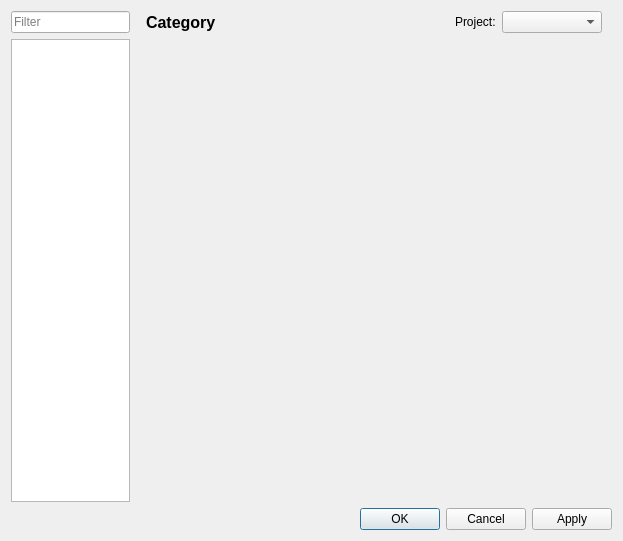
First picture: the form in src/ui/windows/projectsettings.ui, repository schim-app/schim, before the edit.
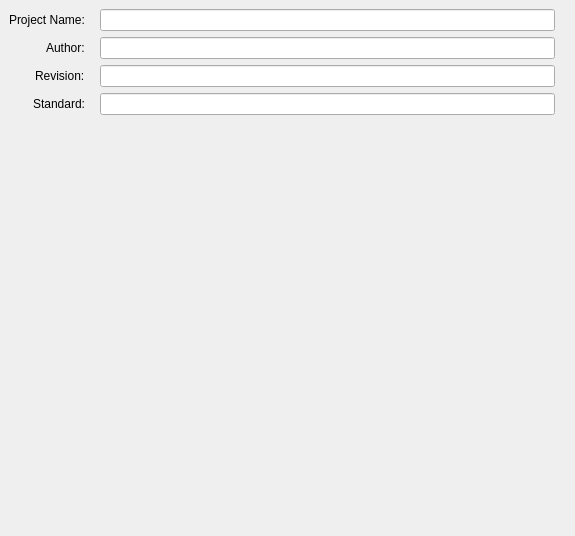
Second picture: the form after the edit. Custom widgets are drawn as their Qt base class.

Commit message: Create AbstractSettingsDialog

The edit to the form file:
```diff
--- a/src/ui/windows/projectsettings.ui
+++ b/src/ui/windows/projectsettings.ui
@@ -1,142 +1,15 @@
 <?xml version="1.0" encoding="UTF-8"?>
 <ui version="4.0">
  <class>ProjectSettings</class>
- <widget class="QDialog" name="ProjectSettings">
+ <widget class="QStackedWidget" name="ProjectSettings">
   <property name="geometry">
    <rect>
     <x>0</x>
     <y>0</y>
-    <width>623</width>
-    <height>541</height>
+    <width>575</width>
+    <height>536</height>
    </rect>
   </property>
-  <property name="windowTitle">
-   <string>Dialog</string>
-  </property>
-  <layout class="QVBoxLayout" name="verticalLayout">
-   <item>
-    <layout class="QHBoxLayout" name="z_hl" stretch="1,4">
-     <property name="spacing">
-      <number>6</number>
-     </property>
-     <item>
-      <layout class="QVBoxLayout" name="selAndFilter" stretch="0,0">
-       <property name="leftMargin">
-        <number>0</number>
-       </property>
-       <item>
-        <widget class="QLineEdit" name="editFilter">
-         <property name="sizePolicy">
-          <sizepolicy hsizetype="Expanding" vsizetype="Fixed">
-           <horstretch>0</horstretch>
-           <verstretch>0</verstretch>
-          </sizepolicy>
-         </property>
-         <property name="focusPolicy">
-          <enum>Qt::ClickFocus</enum>
-         </property>
-         <property name="placeholderText">
-          <string>Filter</string>
-         </property>
-        </widget>
-       </item>
-       <item>
-        <widget class="QListView" name="navigator">
-         <property name="sizePolicy">
-          <sizepolicy hsizetype="Ignored" vsizetype="Expanding">
-           <horstretch>0</horstretch>
-           <verstretch>0</verstretch>
-          </sizepolicy>
-         </property>
-         <property name="minimumSize">
-          <size>
-           <width>100</width>
-           <height>0</height>
-          </size>
-         </property>
-         <property name="uniformItemSizes">
-          <bool>true</bool>
-         </property>
-        </widget>
-       </item>
-      </layout>
-     </item>
-     <item>
-      <layout class="QVBoxLayout" name="z_vl_contents" stretch="0,0">
-       <property name="leftMargin">
-        <number>0</number>
-       </property>
-       <property name="rightMargin">
-        <number>0</number>
-       </property>
-       <item>
-        <layout class="QHBoxLayout" name="z_hl_2">
-         <property name="leftMargin">
-          <number>10</number>
-         </property>
-         <property name="rightMargin">
-          <number>10</number>
-         </property>
-         <item>
-          <widget class="QLabel" name="labelCategory">
-           <property name="font">
-            <font>
-             <pointsize>12</pointsize>
-             <weight>75</weight>
-             <bold>true</bold>
-            </font>
-           </property>
-           <property name="text">
-            <string>Category</string>
-           </property>
-          </widget>
-         </item>
-         <item>
-          <spacer name="horizontalSpacer">
-           <property name="orientation">
-            <enum>Qt::Horizontal</enum>
-           </property>
-           <property name="sizeHint" stdset="0">
-            <size>
-             <width>40</width>
-             <height>20</height>
-            </size>
-           </property>
-          </spacer>
-         </item>
-         <item>
-          <widget class="QLabel" name="z">
-           <property name="text">
-            <string>Project:</string>
-           </property>
-          </widget>
-         </item>
-         <item>
-          <widget class="QComboBox" name="comboProject">
-           <property name="sizePolicy">
-            <sizepolicy hsizetype="Preferred" vsizetype="Fixed">
-             <horstretch>0</horstretch>
-             <verstretch>0</verstretch>
-            </sizepolicy>
-           </property>
-           <property name="minimumSize">
-            <size>
-             <width>100</width>
-             <height>0</height>
-            </size>
-           </property>
-           <property name="editable">
-            <bool>false</bool>
-           </property>
-           <property name="currentText">
-            <string/>
-           </property>
-          </widget>
-         </item>
-        </layout>
-       </item>
-       <item>
-        <widget class="QStackedWidget" name="stack">
          <property name="sizePolicy">
           <sizepolicy hsizetype="Expanding" vsizetype="Preferred">
            <horstretch>10</horstretch>
@@ -217,23 +90,6 @@
          </widget>
          <widget class="QWidget" name="pageDefaults"/>
         </widget>
-       </item>
-      </layout>
-     </item>
-    </layout>
-   </item>
-   <item>
-    <widget class="QDialogButtonBox" name="buttonBox">
-     <property name="orientation">
-      <enum>Qt::Horizontal</enum>
-     </property>
-     <property name="standardButtons">
-      <set>QDialogButtonBox::Apply|QDialogButtonBox::Cancel|QDialogButtonBox::Ok</set>
-     </property>
-    </widget>
-   </item>
-  </layout>
- </widget>
  <customwidgets>
   <customwidget>
    <class>VariableEditor</class>
```
Left out of the diff: 39 changed lines with no effect on the pictures. Lines whose indentation alone changed are shown as unchanged. The commit also changes 6 other files.
